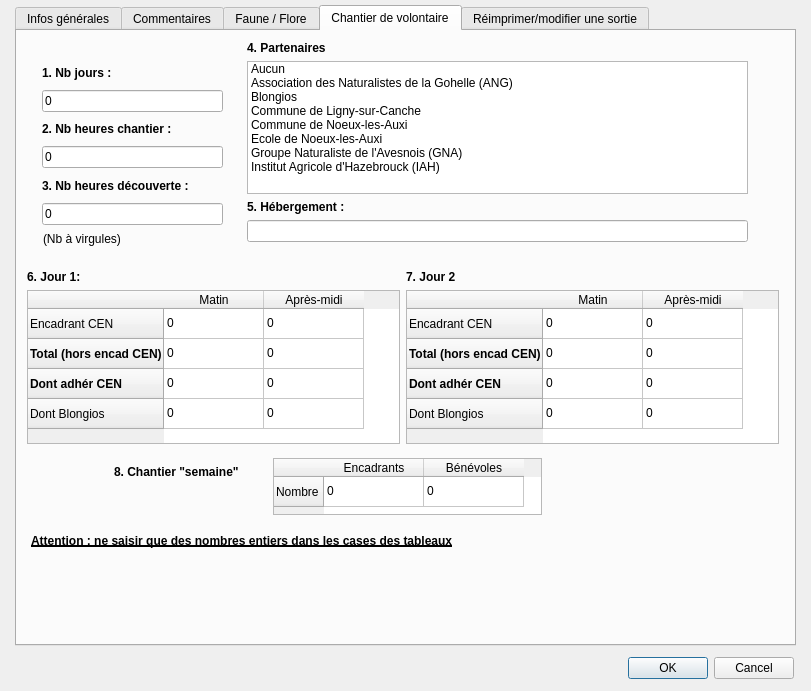
VincentD/bdtravaux, file ui_bdtravaux_sortie.ui: the form before one commit.
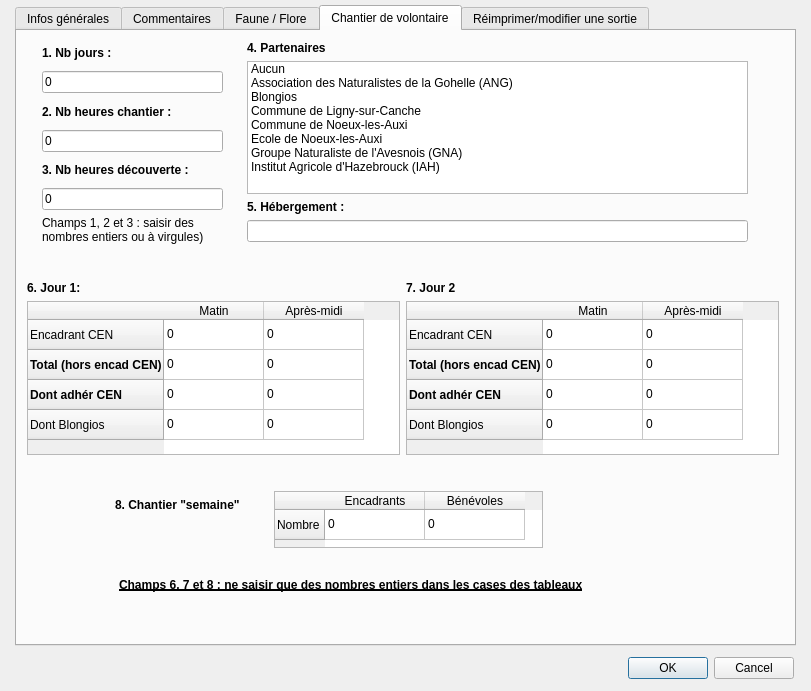
The form after the commit. The open tabs and pages were chosen to show the change.

Diff of the .ui file:
```diff
--- a/ui_bdtravaux_sortie.ui
+++ b/ui_bdtravaux_sortie.ui
@@ -714,9 +714,9 @@
      <property name="geometry">
       <rect>
        <x>25</x>
-       <y>30</y>
+       <y>10</y>
        <width>181</width>
-       <height>164</height>
+       <height>203</height>
       </rect>
      </property>
      <layout class="QVBoxLayout" name="verticalLayout_6">
@@ -783,13 +783,31 @@
         </property>
        </widget>
       </item>
+      <item>
+       <widget class="QLabel" name="label_4">
+        <property name="font">
+         <font>
+          <pointsize>9</pointsize>
+         </font>
+        </property>
+        <property name="text">
+         <string>Champs 1, 2 et 3 : saisir des nombres entiers ou à virgules)</string>
+        </property>
+        <property name="alignment">
+         <set>Qt::AlignLeading|Qt::AlignLeft|Qt::AlignTop</set>
+        </property>
+        <property name="wordWrap">
+         <bool>true</bool>
+        </property>
+       </widget>
+      </item>
      </layout>
     </widget>
     <widget class="QWidget" name="layoutWidget">
      <property name="geometry">
       <rect>
        <x>10</x>
-       <y>239</y>
+       <y>250</y>
        <width>752</width>
        <height>174</height>
       </rect>
@@ -1066,8 +1084,8 @@
     <widget class="QLabel" name="label_2">
      <property name="geometry">
       <rect>
-       <x>97</x>
-       <y>431</y>
+       <x>98</x>
+       <y>464</y>
        <width>145</width>
        <height>20</height>
       </rect>
@@ -1085,8 +1103,8 @@
     <widget class="QTableWidget" name="chtabsem">
      <property name="geometry">
       <rect>
-       <x>256</x>
-       <y>427</y>
+       <x>257</x>
+       <y>460</y>
        <width>269</width>
        <height>57</height>
       </rect>
@@ -1126,9 +1144,9 @@
     <widget class="QLabel" name="label_3">
      <property name="geometry">
       <rect>
-       <x>14</x>
-       <y>496</y>
-       <width>520</width>
+       <x>102</x>
+       <y>540</y>
+       <width>564</width>
        <height>27</height>
       </rect>
      </property>
@@ -1140,20 +1158,7 @@
       </font>
      </property>
      <property name="text">
-      <string>Attention : ne saisir que des nombres entiers dans les cases des tableaux</string>
-     </property>
-    </widget>
-    <widget class="QLabel" name="label_4">
-     <property name="geometry">
-      <rect>
-       <x>26</x>
-       <y>199</y>
-       <width>98</width>
-       <height>17</height>
-      </rect>
-     </property>
-     <property name="text">
-      <string>(Nb à virgules)</string>
+      <string>Champs 6, 7 et 8 : ne saisir que des nombres entiers dans les cases des tableaux</string>
      </property>
     </widget>
    </widget>
```
Left out of the diff: 8 changed lines with no effect on the pictures.
